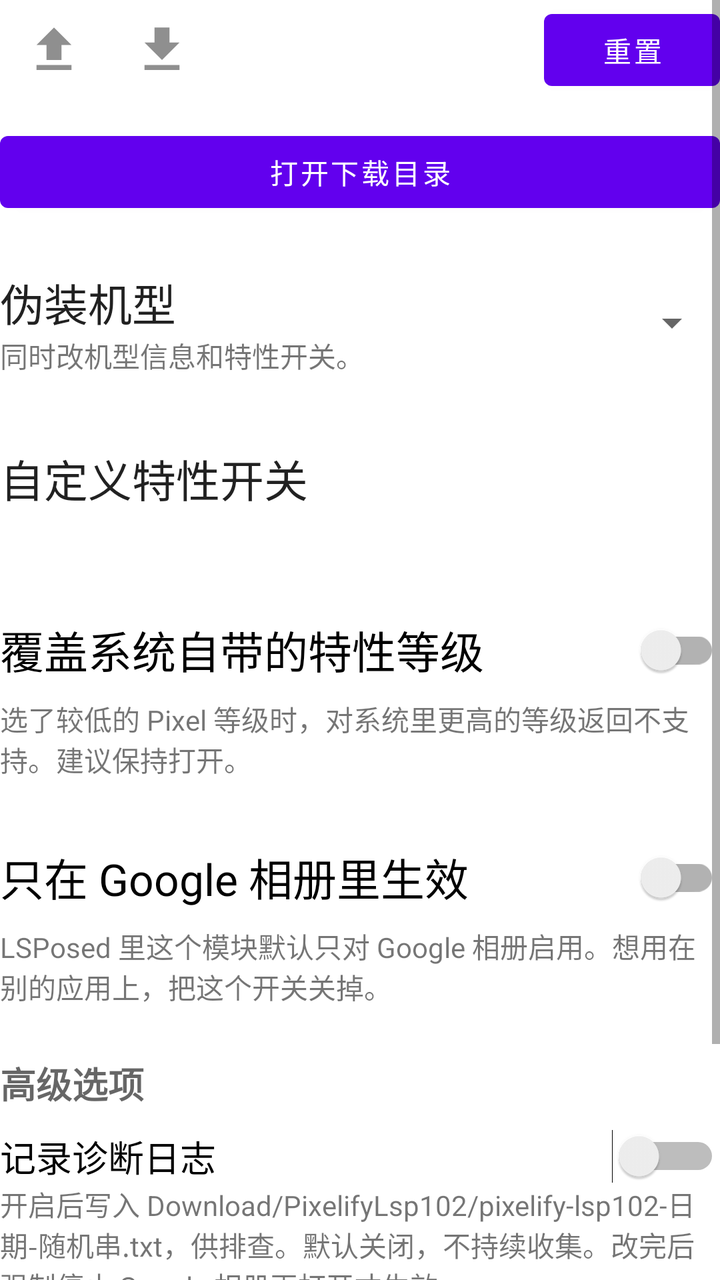
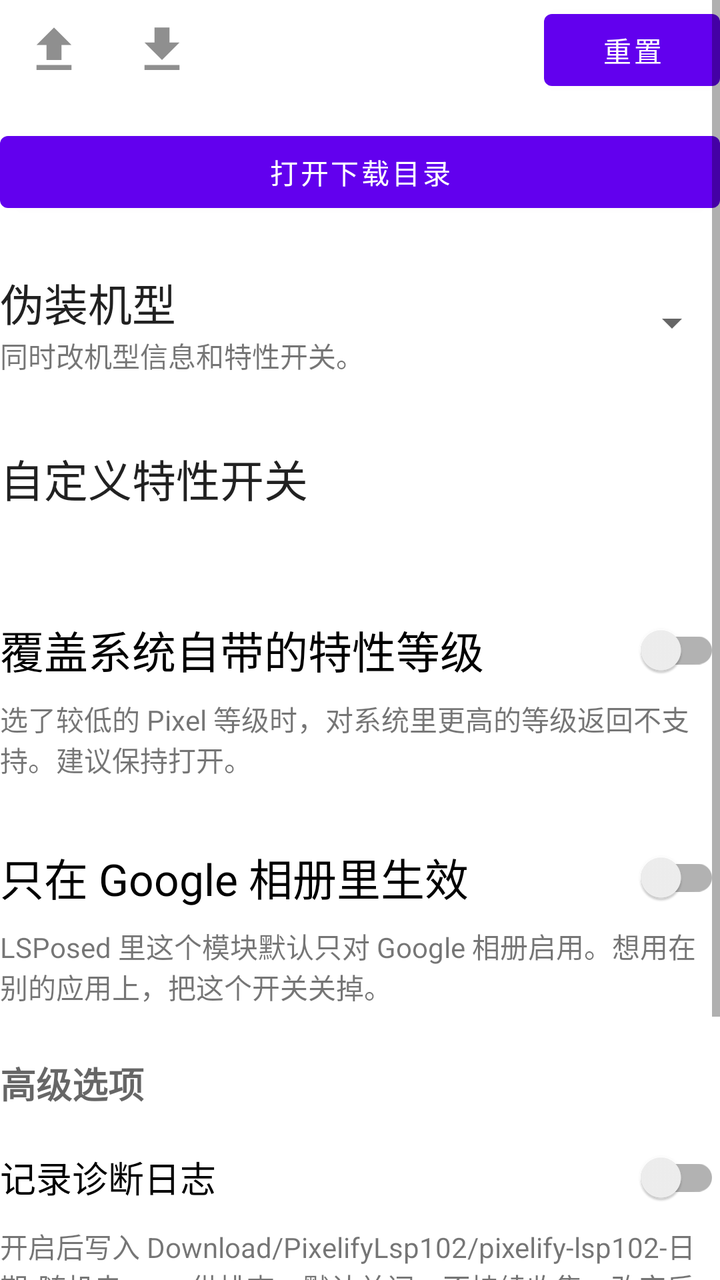

Screens rendered from an Android XML layout before and after an edit, with the pre-edit source and the edit as a unified diff.
<!-- AndroidManifest.xml: application theme Theme.PixelifyGooglePhotos -->
<!-- res/layout/activity_main.xml -->
<?xml version="1.0" encoding="utf-8"?>
<ScrollView xmlns:android="http://schemas.android.com/apk/res/android"
    android:orientation="vertical"
    android:layout_width="match_parent"
    android:layout_height="match_parent"
    android:fillViewport="true"
    android:layout_margin="25dp"
    android:id="@+id/root_view_for_snackbar"
    >

    <LinearLayout
        android:layout_width="match_parent"
        android:layout_height="match_parent"
        android:orientation="vertical"
        android:gravity="center"
        >

        <LinearLayout
            android:layout_width="match_parent"
            android:layout_height="wrap_content"
            android:orientation="horizontal"
            android:gravity="center_vertical"
            >

            <ImageButton
                android:layout_width="wrap_content"
                android:layout_height="wrap_content"
                android:src="@drawable/ic_export"
                android:backgroundTint="@android:color/white"
                android:contentDescription="@string/export_config"
                android:id="@+id/conf_export"
                />

            <ImageButton
                android:layout_width="wrap_content"
                android:layout_height="wrap_content"
                android:src="@drawable/ic_import"
                android:backgroundTint="@android:color/white"
                android:contentDescription="@string/import_config"
                android:id="@+id/conf_import"
                />

            <Space
                android:layout_width="0dp"
                android:layout_weight="1"
                android:layout_height="wrap_content"/>

            <Button
                android:layout_width="wrap_content"
                android:layout_height="wrap_content"
                android:text="@string/reset"
                android:id="@+id/reset_settings"
                />

        </LinearLayout>

        <Button
            android:layout_width="match_parent"
            android:layout_height="wrap_content"
            android:layout_marginTop="12dp"
            android:text="@string/export_debug_log"
            android:id="@+id/export_debug_log"
            />

        <Space
            android:layout_width="wrap_content"
            android:layout_height="25dp"/>

        <LinearLayout
            android:layout_width="match_parent"
            android:layout_height="wrap_content"
            android:orientation="horizontal"
            android:gravity="center_vertical"
            >

            <LinearLayout
                android:layout_width="0dp"
                android:layout_weight="1"
                android:layout_height="wrap_content"
                android:orientation="vertical">

                <TextView
                    android:layout_width="wrap_content"
                    android:layout_height="wrap_content"
                    android:text="@string/device_to_spoof"
                    android:textAppearance="?android:attr/textAppearanceLarge"/>

                <TextView
                    android:layout_width="wrap_content"
                    android:layout_height="wrap_content"
                    android:text="@string/spoofs_build_and_features"/>

            </LinearLayout>

            <Spinner
                android:layout_width="wrap_content"
                android:layout_height="wrap_content"
                android:id="@+id/device_spoofer_spinner"/>

        </LinearLayout>

        <Space
            android:layout_width="wrap_content"
            android:layout_height="25dp"/>

        <LinearLayout
            android:layout_width="match_parent"
            android:layout_height="wrap_content"
            android:orientation="vertical"
            android:clickable="true"
            android:focusable="true"
            android:paddingTop="10dp"
            android:foreground="?android:attr/selectableItemBackground"
            android:id="@+id/customize_feature_flags"
            >

            <TextView
                android:layout_width="match_parent"
                android:layout_height="wrap_content"
                android:text="@string/customize_feature_flags"
                android:textAppearance="?android:attr/textAppearanceLarge"
                />

            <TextView
                android:layout_width="wrap_content"
                android:layout_height="wrap_content"
                android:text="@string/feature_flags_changed"
                android:textColor="?android:attr/colorPrimary"
                android:alpha="0.0"
                android:id="@+id/feature_flags_changed"
                />

        </LinearLayout>

        <Space
            android:layout_width="wrap_content"
            android:layout_height="25dp"/>

        <androidx.appcompat.widget.SwitchCompat
            android:layout_width="match_parent"
            android:layout_height="wrap_content"
            android:text="@string/override_rom_feature_levels"
            android:textAppearance="?android:attr/textAppearanceLarge"
            android:id="@+id/override_rom_feature_levels"/>

        <TextView
            android:layout_width="match_parent"
            android:layout_height="wrap_content"
            android:text="@string/override_rom_feature_levels_desc"
            android:textAppearance="?android:attr/textAppearanceSmall"/>

        <Space
            android:layout_width="wrap_content"
            android:layout_height="25dp"/>

        <androidx.appcompat.widget.SwitchCompat
            android:layout_width="match_parent"
            android:layout_height="wrap_content"
            android:text="@string/spoof_only_in_google_photos"
            android:textAppearance="?android:attr/textAppearanceLarge"
            android:id="@+id/spoof_only_in_google_photos_switch"/>

        <TextView
            android:layout_width="match_parent"
            android:layout_height="wrap_content"
            android:text="@string/spoof_only_in_google_photos_desc"
            android:textAppearance="?android:attr/textAppearanceSmall"/>

        <Space
            android:layout_width="wrap_content"
            android:layout_height="15dp"/>

        <TextView
            android:layout_width="match_parent"
            android:layout_height="wrap_content"
            android:text="@string/advanced_options"
            android:textAppearance="?android:attr/textAppearanceMedium"
            android:textStyle="bold"
            android:clickable="true"
            android:focusable="true"
            android:paddingTop="10dp"
            android:paddingBottom="10dp"
            android:foreground="?android:attr/selectableItemBackground"
            android:id="@+id/advanced_options"
            />

        <Switch
            android:id="@+id/diag_log_switch"
            android:layout_width="match_parent"
            android:layout_height="wrap_content"
            android:text="@string/enable_verbose_logging"
            android:textAppearance="?android:attr/textAppearanceMedium" />

        <TextView
            android:layout_width="match_parent"
            android:layout_height="wrap_content"
            android:text="@string/enable_verbose_logging_desc" />


        <Space
            android:layout_width="wrap_content"
            android:layout_height="15dp"/>

        <TextView
            android:layout_width="wrap_content"
            android:layout_height="wrap_content"
            android:text="@string/update_available"
            android:textColor="@color/red"
            android:clickable="true"
            android:focusable="true"
            android:textStyle="bold"
            android:textAppearance="?android:attr/textAppearanceMedium"
            android:foreground="?android:attr/selectableItemBackground"
            android:visibility="gone"
            android:id="@+id/update_available_link"
            />

        <Space
            android:layout_width="wrap_content"
            android:layout_height="5dp"/>

        <TextView
            android:layout_width="wrap_content"
            android:layout_height="wrap_content"
            android:text="@string/telegram_group"
            android:textColor="?android:attr/colorPrimary"
            android:clickable="true"
            android:focusable="true"
            android:textStyle="bold"
            android:textAppearance="?android:attr/textAppearanceMedium"
            android:foreground="?android:attr/selectableItemBackground"
            android:id="@+id/telegram_group"
            />

        <Space
            android:layout_width="wrap_content"
            android:layout_height="25dp"/>

        <RelativeLayout
            android:layout_width="wrap_content"
            android:layout_height="wrap_content"
            >

            <Button
                android:layout_width="wrap_content"
                android:layout_height="wrap_content"
                android:text="@string/force_stop_google_photos"
                android:elevation="3dp"
                android:id="@+id/force_stop_google_photos"
                />

            <ImageButton
                android:layout_width="wrap_content"
                android:layout_height="wrap_content"
                android:layout_toEndOf="@id/force_stop_google_photos"
                android:layout_alignTop="@id/force_stop_google_photos"
                android:layout_alignBottom="@id/force_stop_google_photos"
                android:backgroundTint="?android:attr/colorPrimary"
                android:contentDescription="@string/open_google_photos"
                android:src="@drawable/ic_open"
                android:elevation="3dp"
                android:id="@+id/open_google_photos"
                />

        </RelativeLayout>

    </LinearLayout>

</ScrollView>
<!-- resources referenced by this layout -->
<resources>
  <color name="red">#C62828</color>
  <!-- drawable ic_export (drawable) -->
  <vector android:height="30dp" android:tint="#8F8F8F"
      android:viewportHeight="24" android:viewportWidth="24"
      android:width="30dp" xmlns:android="http://schemas.android.com/apk/res/android">
      <path android:fillColor="@android:color/white" android:pathData="M9,16h6v-6h4l-7,-7 -7,7h4zM5,18h14v2L5,20z"/>
  </vector>
  <!-- drawable ic_import (drawable) -->
  <vector android:height="30dp" android:tint="#8F8F8F"
      android:viewportHeight="24" android:viewportWidth="24"
      android:width="30dp" xmlns:android="http://schemas.android.com/apk/res/android">
      <path android:fillColor="@android:color/white" android:pathData="M5,20h14v-2H5V20zM19,9h-4V3H9v6H5l7,7L19,9z"/>
  </vector>
  <!-- drawable ic_open (drawable) -->
  <vector android:height="24dp" android:tint="#FFFFFF"
      android:viewportHeight="24" android:viewportWidth="24"
      android:width="24dp" xmlns:android="http://schemas.android.com/apk/res/android">
      <path android:fillColor="@android:color/white" android:pathData="M19,19H5V5h7V3H5c-1.11,0 -2,0.9 -2,2v14c0,1.1 0.89,2 2,2h14c1.1,0 2,-0.9 2,-2v-7h-2v7zM14,3v2h3.59l-9.83,9.83 1.41,1.41L19,6.41V10h2V3h-7z"/>
  </vector>
  <string name="advanced_options">高级选项</string>
  <string name="customize_feature_flags">自定义特性开关</string>
  <string name="device_to_spoof">伪装机型</string>
  <string name="enable_verbose_logging">记录诊断日志</string>
  <string name="enable_verbose_logging_desc">开启后写入 Download/PixelifyLsp102/pixelify-lsp102-日期-随机串.txt，供排查。默认关闭，不持续收集。改完后强制停止 Google 相册再打开才生效。</string>
  <string name="export_config">导出配置</string>
  <string name="export_debug_log">打开下载目录</string>
  <string name="feature_flags_changed">特性开关已改。</string>
  <string name="force_stop_google_photos">强制停止\nGoogle 相册</string>
  <string name="import_config">导入配置</string>
  <string name="open_google_photos">打开 Google 相册</string>
  <string name="override_rom_feature_levels">覆盖系统自带的特性等级</string>
  <string name="override_rom_feature_levels_desc">选了较低的 Pixel 等级时，对系统里更高的等级返回不支持。建议保持打开。</string>
  <string name="reset">重置</string>
  <string name="spoof_only_in_google_photos">只在 Google 相册里生效</string>
  <string name="spoof_only_in_google_photos_desc">LSPosed 里这个模块默认只对 Google 相册启用。想用在别的应用上，把这个开关关掉。</string>
  <string name="spoofs_build_and_features">同时改机型信息和特性开关。</string>
  <string name="telegram_group">Telegram 群</string>
  <string name="update_available">有新版本</string>
  <style name="Theme.PixelifyGooglePhotos" parent="Theme.MaterialComponents.DayNight.DarkActionBar">
          
          <item name="colorPrimary">@color/purple_500</item>
          <item name="colorPrimaryVariant">@color/purple_700</item>
          <item name="colorOnPrimary">@color/white</item>
          
          <item name="colorSecondary">@color/teal_200</item>
          <item name="colorSecondaryVariant">@color/teal_700</item>
          <item name="colorOnSecondary">@color/black</item>
          
          <item name="android:statusBarColor" tools:targetApi="l">?attr/colorPrimaryVariant</item>
          
          <item name="colorAccent">@color/purple_500</item>
      </style>
  <color name="purple_500">#FF6200EE</color>
  <color name="purple_700">#FF3700B3</color>
  <color name="white">#FFFFFFFF</color>
  <color name="teal_200">#FF03DAC5</color>
  <color name="teal_700">#FF018786</color>
  <color name="black">#FF000000</color>
</resources>

<!-- the commit's change to res/layout/activity_main.xml (unified diff, before → after) -->
@@ -184,7 +184,7 @@
             android:id="@+id/advanced_options"
             />
 
-        <Switch
+        <androidx.appcompat.widget.SwitchCompat
             android:id="@+id/diag_log_switch"
             android:layout_width="match_parent"
             android:layout_height="wrap_content"
